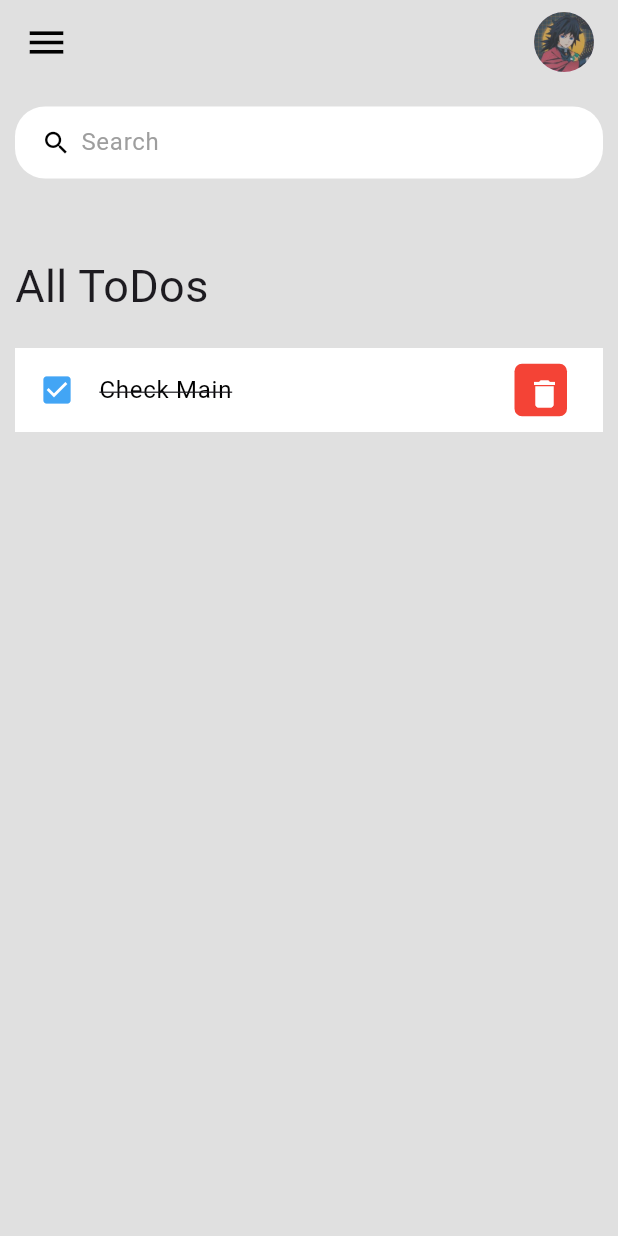
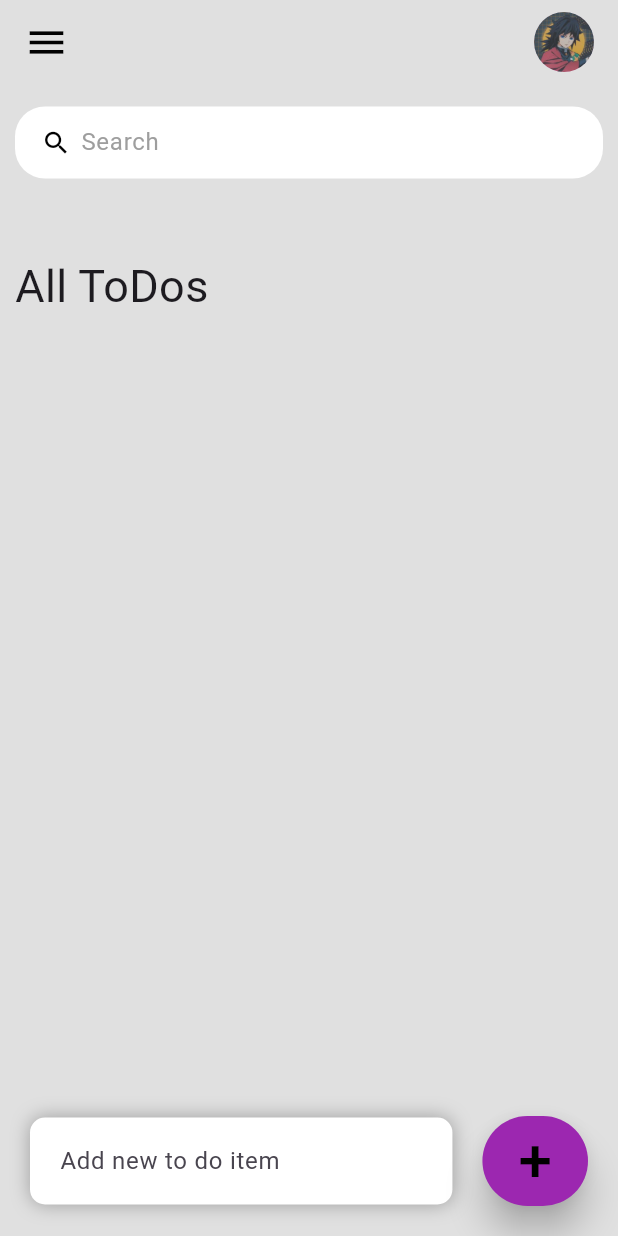
Before and after one commit to Thadar01/FlutterToDo, a Flutter app: the screen it shows after launch, on a phone screen of 412 x 824 dp. Run offline on Flutter 3.47's test engine with Material 3 defaults, Android fonts, the phone set to English and light mode, and no system bars.

```diff
--- /dev/null
+++ b/lib/modal/todo.dart
@@ -0,0 +1,18 @@
+class ToDo {
+  String? id;
+  String todoText;
+  bool isDone;
+
+  ToDo({
+    required this.id,
+    required this.todoText,
+    this.isDone=false,
+  });
+
+  static List <ToDo> todolist(){
+    return[
+
+
+    ];
+  }
+}
--- a/lib/screens/home.dart
+++ b/lib/screens/home.dart
@@ -1,4 +1,5 @@
 import 'package:flutter/material.dart';
+import 'package:to_do_list/modal/todo.dart';
 import 'package:to_do_list/widgets/todo_item.dart';
 
 class Home extends StatefulWidget {
@@ -9,34 +10,148 @@ class Home extends StatefulWidget {
 }
 
 class _HomeState extends State<Home> {
+  final todosList = ToDo.todolist();
+  final _todoController = TextEditingController();
+  List<ToDo> _foundTodo = [];
+
+  @override
+  void initState() {
+    _foundTodo = todosList;
+    super.initState();
+  }
+
   @override
   Widget build(BuildContext context) {
     return Scaffold(
       backgroundColor: Colors.grey[300],
       appBar: _buildAppBar(),
-      body: Container(
-        padding: EdgeInsets.symmetric(horizontal: 10,vertical: 15),
+      body: Stack(
+        children: [
+          Container(
+            padding: EdgeInsets.symmetric(horizontal: 10, vertical: 15),
             color: Colors.grey[300],
             child: Column(
               children: <Widget>[
-            SearchBar(),
+                SearchBar(runfilter: _runFilter,),
                 Expanded(
                   child: ListView(
                     children: [
                       Container(
-                    margin: EdgeInsets.only(top:50,bottom: 20),
-                    child: Text('All ToDos',style: TextStyle(
-                      fontSize: 30
-                    ),),
+                        margin: EdgeInsets.only(top: 50, bottom: 20),
+                        child: Text(
+                          'All ToDos',
+                          style: TextStyle(fontSize: 30),
                         ),
-                  ToDoItem()
-                ],
                       ),
-            )
+                      for (ToDo todo in _foundTodo.reversed)
+                        ToDoItem(
+                          todo: todo,
+                          onTodoChange: _handleTodoChange,
+                          onDeleteItem: _deleteTodoItem,
+                        ),
                     ],
                   ),
                 ),
+              ],
+            ),
+          ),
+          Align(
+            alignment: Alignment.bottomCenter,
+            child: Row(
+              children: [
+                Expanded(
+                  child: Container(
+                    margin: EdgeInsets.only(bottom: 20, right: 20, left: 20),
+                    padding: EdgeInsets.symmetric(horizontal: 20, vertical: 5),
+                    decoration: BoxDecoration(
+                      color: Colors.white,
+                      boxShadow: const [
+                        BoxShadow(
+                          color: Colors.grey,
+                          offset: Offset(0.0, 0.0),
+                          blurRadius: 10.0,
+                          spreadRadius: 0.0,
+                        ),
+                      ],
+                      borderRadius: BorderRadius.circular(10),
+                    ),
+                    child: TextField(
+                      controller: _todoController,
+                      decoration: InputDecoration(
+                        hintText: 'Add new to do item',
+                        border: InputBorder.none,
+                      ),
+                    ),
+                  ),
+                ),
+                Container(
+                  margin: EdgeInsets.only(bottom: 20, right: 20),
+                  child: ElevatedButton(
+                    onPressed: () {
+                      _addToDoItem(_todoController.text);
+                    },
+                    style: ElevatedButton.styleFrom(
+                      backgroundColor: Colors.purple,
+                      minimumSize: Size(60, 60),
+                      elevation: 10,
+                    ),
+
+                    child: Text(
+                      '+',
+                      style: TextStyle(fontSize: 40, color: Colors.black),
+                    ),
+                  ),
+                ),
+              ],
+            ),
+          ),
+        ],
+      ),
     );
+  }
+
+  void _runFilter(String enteredKeyword) {
+    List<ToDo> results = [];
+    if (enteredKeyword.isEmpty) {
+      results = todosList;
+    } else {
+      results = todosList
+          .where(
+            (item) => item.todoText!.toLowerCase().contains(
+              enteredKeyword.toLowerCase(),
+            ),
+          )
+          .toList();
+    }
+
+    setState(() {
+      _foundTodo=results;
+    });
+  }
+
+  void _addToDoItem(String todo) {
+    setState(() {
+      todosList.add(
+        ToDo(
+          id: DateTime.now().microsecondsSinceEpoch.toString(),
+          todoText: todo,
+        ),
+      );
+    });
+
+    _todoController.clear();
+  }
+
+  void _handleTodoChange(ToDo todo) {
+    setState(() {
+      todo.isDone = !todo.isDone;
+    });
+  }
+
+  void _deleteTodoItem(String id) {
+    setState(() {
+      todosList.removeWhere((item) => item.id == id);
+    });
   }
 
   AppBar _buildAppBar() {
@@ -54,26 +169,26 @@ class _HomeState extends State<Home> {
 }
 
 class SearchBar extends StatelessWidget {
-  const SearchBar({
-    super.key,
-  });
+  final runfilter;
+  const SearchBar({super.key,this.runfilter});
 
   @override
   Widget build(BuildContext context) {
     return Container(
-      padding: EdgeInsets.symmetric(horizontal:15 ),
+      padding: EdgeInsets.symmetric(horizontal: 15),
       decoration: BoxDecoration(
         color: Colors.white,
         borderRadius: BorderRadius.circular(20),
       ),
       child: TextField(
+        onChanged:(value)=>runfilter(value) ,
         decoration: InputDecoration(
           contentPadding: EdgeInsets.all(0),
           prefixIcon: Icon(Icons.search, color: Colors.black, size: 20),
-          prefixIconConstraints: BoxConstraints(maxHeight: 20,minWidth: 25),
-          border:InputBorder.none,
+          prefixIconConstraints: BoxConstraints(maxHeight: 20, minWidth: 25),
+          border: InputBorder.none,
           hintText: 'Search',
-          hintStyle: TextStyle(color: Colors.grey[500])
+          hintStyle: TextStyle(color: Colors.grey[500]),
         ),
       ),
     );
```
Also changed, not shown: lib/widgets/todo_item.dart (+37 -8 lines). Lines whose indentation alone changed are shown as unchanged.
